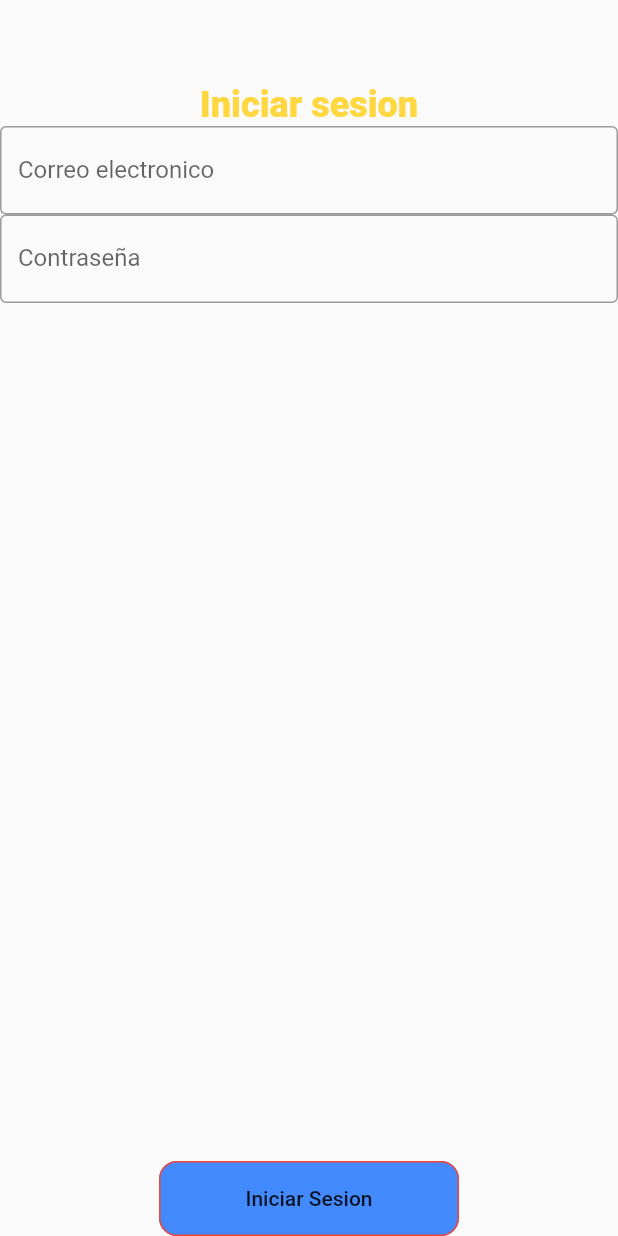
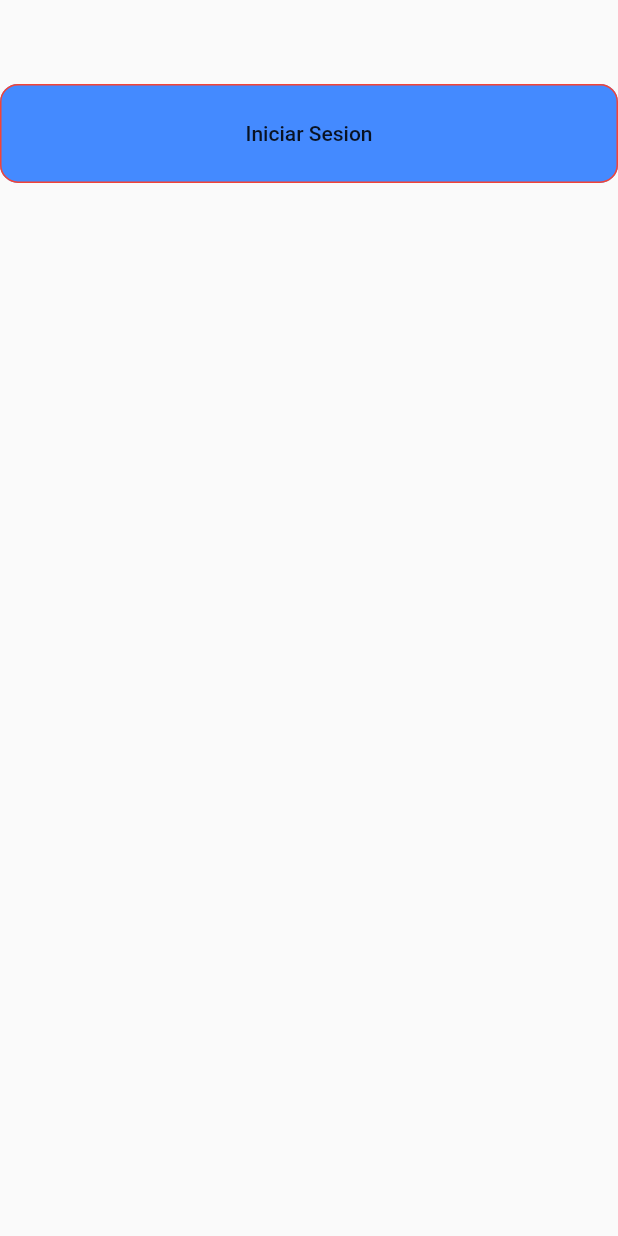
Before and after one commit to GeralPinzon/GestureApp, a Flutter app: the screen it shows after launch, after a tap on "Iniciar Sesion", on a phone screen of 412 x 824 dp. Run offline on Flutter 3.47's test engine with Material 2 defaults, Android fonts, the phone set to English and light mode, and no system bars.

Commit message:
Se ordeno login, y se agrego funcionalidad al boton

```diff
--- /dev/null
+++ b/lib/pages/home.dart
@@ -0,0 +1,30 @@
+import 'package:flutter/material.dart';
+
+class Home extends StatelessWidget {
+  @override
+  Widget build(BuildContext context) {
+    return Scaffold(
+      appBar: AppBar(
+        backgroundColor: Colors.transparent,
+        elevation: 0,
+      ),
+      body: Container(
+        width: MediaQuery.of(context).size.width,
+        height: MediaQuery.of(context).size.height * 0.08,
+        child: RaisedButton(
+          elevation: 0,
+          disabledColor: Colors.amber,
+          child: Text("Iniciar Sesion"),
+          splashColor: Colors.amber,
+          color: Colors.blueAccent,
+          shape: RoundedRectangleBorder(
+              borderRadius: BorderRadius.circular(12.0),
+              side: BorderSide(color: Colors.red)),
+          onPressed: () {
+            Navigator.pop(context);
+          },
+        ),
+      ),
+    );
+  }
+}
--- a/lib/pages/login.dart
+++ b/lib/pages/login.dart
@@ -9,8 +9,11 @@ class Login extends StatelessWidget {
         backgroundColor: Colors.transparent,
         elevation: 0,
       ),
-      body: Column(
+      body: Container(
+        padding: EdgeInsets.symmetric(horizontal: 20), //Falta resposive
+        child: Column(
           children: [
+            SizedBox(height: MediaQuery.of(context).size.height * .04),
             Text(
               'Iniciar sesion',
               textAlign: TextAlign.center,
@@ -20,22 +23,27 @@ class Login extends StatelessWidget {
                 fontWeight: FontWeight.w900,
               ),
             ),
+            SizedBox(height: MediaQuery.of(context).size.height * .04),
             TextFormField(
               controller: emailController,
               keyboardType: TextInputType.emailAddress,
               decoration: InputDecoration(
+                focusColor: Colors.amber,
                 labelText: 'Correo electronico',
                 border: OutlineInputBorder(
+                  borderRadius: BorderRadius.circular(15),
                   borderSide: BorderSide(color: Colors.red),
                 ),
               ),
               validator: validateEmail,
             ),
+            SizedBox(height: MediaQuery.of(context).size.height * .02),
             TextFormField(
               obscureText: true,
               decoration: InputDecoration(
                 labelText: 'Contraseña',
                 border: OutlineInputBorder(
+                  borderRadius: BorderRadius.circular(15),
                   borderSide: BorderSide(color: Colors.red),
                 ),
               ),
@@ -45,8 +53,8 @@ class Login extends StatelessWidget {
               child: Container(),
             ),
             Container(
-            width: 200,
-            height: 50,
+              width: MediaQuery.of(context).size.width,
+              height: MediaQuery.of(context).size.height * 0.08,
               child: RaisedButton(
                 elevation: 0,
                 disabledColor: Colors.amber,
@@ -57,11 +65,13 @@ class Login extends StatelessWidget {
                     borderRadius: BorderRadius.circular(12.0),
                     side: BorderSide(color: Colors.red)),
                 onPressed: () {
-                print("Hola Raised Button");
+                  Navigator.pushReplacementNamed(context, 'home');
                 },
               ),
             ),
+            SizedBox(height: MediaQuery.of(context).size.height * .04),
           ],
+        ),
       ),
     );
   }
--- a/lib/routes.dart
+++ b/lib/routes.dart
@@ -1,7 +1,9 @@
 import 'package:flutter/material.dart';
 import 'package:GestureApp/pages/login.dart';
+import 'package:GestureApp/pages/home.dart';
 
 Map<String, Widget Function(BuildContext)> routes = {
   'loginScreen': (BuildContext context) => Login(),
+  'home': (BuildContext context) => Home(),
   '/': (BuildContext context) => Login(),
 };
```
Lines whose indentation alone changed are shown as unchanged.
